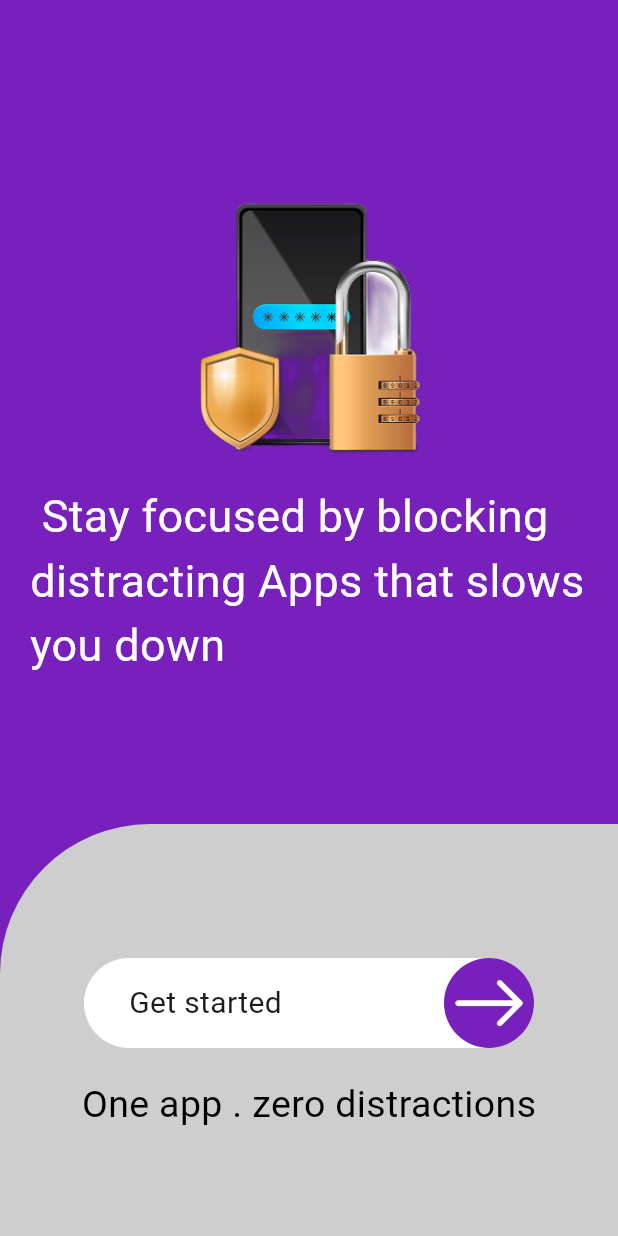
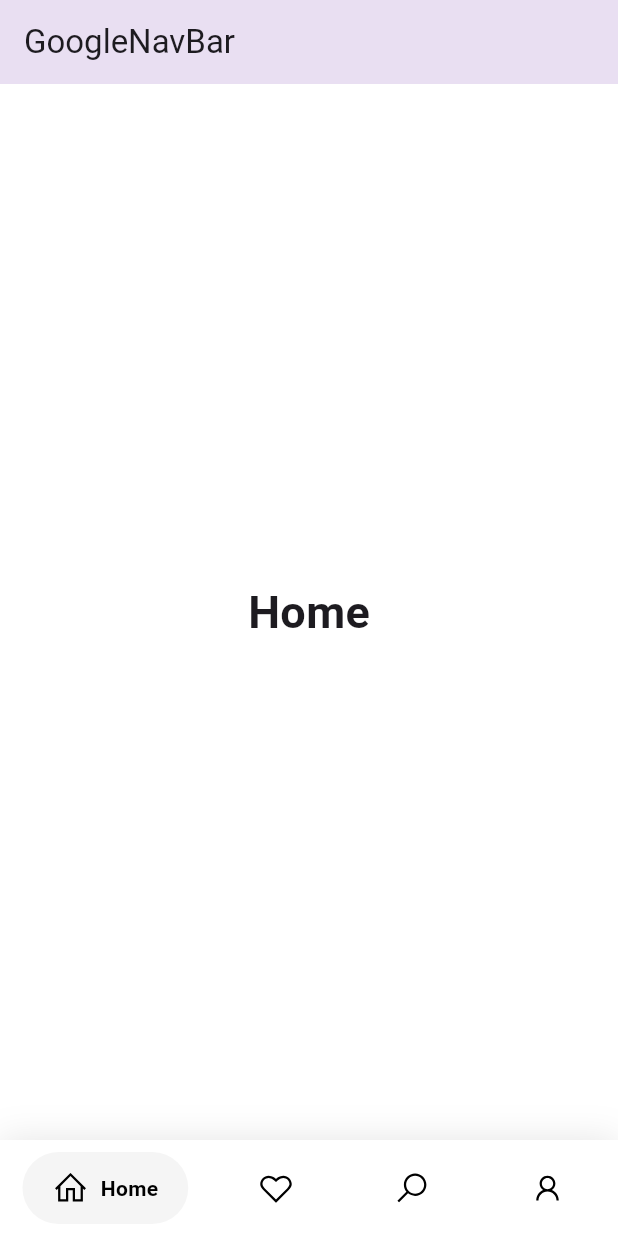
Before and after one commit to NewtonMaluvana/app_blocker, a Flutter app: the screen it shows after launch, on a phone screen of 412 x 824 dp. Run offline on Flutter 3.47's test engine with Material 3 defaults, Android fonts, the phone set to English and light mode, and no system bars; drawn by our look-alikes of google_nav_bar; our stand-ins replace line_icons; missing offline and left inert: floaty_nav_bar, flutter_floating_bottom_bar.

Commit message:
adding nav bar

```diff
--- a/lib/constants/colors.dart
+++ b/lib/constants/colors.dart
@@ -3,7 +3,7 @@ import 'package:flutter/material.dart';
 class color {
   static const Color bgColor = Color.fromARGB(255, 206, 206, 206);
   static const Color bgColor2 = Color.fromARGB(255, 255, 255, 255);
-  static const Color btnColor = Color.fromARGB(255, 120, 32, 187);
+  static const Color btnColor = Color.fromARGB(255, 18, 72, 179);
   static const Color colorText = Color.fromARGB(255, 255, 255, 255);
   static const Color colorText2 = Color.fromARGB(255, 194, 194, 194);
 }
--- a/lib/main.dart
+++ b/lib/main.dart
@@ -1,7 +1,85 @@
 import 'package:app_blocker/welcome_page.dart';
 import 'package:flutter/cupertino.dart';
 import 'package:flutter/material.dart';
+import 'package:flutter_floating_bottom_bar/flutter_floating_bottom_bar.dart';
+import 'package:floaty_nav_bar/floaty_nav_bar.dart';
+import 'package:google_nav_bar/google_nav_bar.dart';
+import 'package:line_icons/line_icons.dart';
+// void main() {
+//   runApp(WelcomePage());
+// }
 
-void main() {
-  runApp(WelcomePage());
+void main() => runApp(
+  MaterialApp(
+    builder: (context, child) {
+      return Directionality(textDirection: TextDirection.ltr, child: child!);
+    },
+    title: 'GNav',
+    theme: ThemeData(primaryColor: Colors.grey[800]),
+    home: Example(),
+  ),
+);
+
+class Example extends StatefulWidget {
+  @override
+  _ExampleState createState() => _ExampleState();
 }
+
+class _ExampleState extends State<Example> {
+  int _selectedIndex = 0;
+  static const TextStyle optionStyle = TextStyle(
+    fontSize: 30,
+    fontWeight: FontWeight.w600,
+  );
+  static const List<Widget> _widgetOptions = <Widget>[
+    Text('Home', style: optionStyle),
+    Text('Likes', style: optionStyle),
+    Text('Search', style: optionStyle),
+    Text('Profile', style: optionStyle),
+  ];
+
+  @override
+  Widget build(BuildContext context) {
+    return Scaffold(
+      backgroundColor: Colors.white,
+      appBar: AppBar(elevation: 20, title: const Text('GoogleNavBar')),
+      body: Center(child: _widgetOptions.elementAt(_selectedIndex)),
+      bottomNavigationBar: Container(
+        decoration: BoxDecoration(
+          color: Colors.white,
+          boxShadow: [
+            BoxShadow(blurRadius: 20, color: Colors.black.withOpacity(.1)),
+          ],
+        ),
+        child: SafeArea(
+          child: Padding(
+            padding: const EdgeInsets.symmetric(horizontal: 15.0, vertical: 8),
+            child: GNav(
+              rippleColor: Colors.grey[300]!,
+              hoverColor: Colors.grey[100]!,
+              gap: 8,
+              activeColor: Colors.black,
+              iconSize: 24,
+              padding: EdgeInsets.symmetric(horizontal: 20, vertical: 12),
+              duration: Duration(milliseconds: 400),
+              tabBackgroundColor: Colors.grey[100]!,
+              color: Colors.black,
+              tabs: [
+                GButton(icon: LineIcons.home, text: 'Home'),
+                GButton(icon: LineIcons.heart, text: 'Likes'),
+                GButton(icon: LineIcons.search, text: 'Search'),
+                GButton(icon: LineIcons.user, text: 'Profile'),
+              ],
+              selectedIndex: _selectedIndex,
+              onTabChange: (index) {
+                setState(() {
+                  _selectedIndex = index;
+                });
+              },
+            ),
+          ),
+        ),
+      ),
+    );
+  }
+}
--- a/pubspec.yaml
+++ b/pubspec.yaml
@@ -35,6 +35,9 @@ dependencies:
   # Use with the CupertinoIcons class for iOS style icons.
   cupertino_icons: ^1.0.8
   flutter_floating_bottom_bar: ^1.4.0
+  floaty_nav_bar: ^1.0.2
+  google_nav_bar: ^5.0.7
+  line_icons: ^2.0.3
 
 dev_dependencies:
   flutter_test:
```
Also changed, not shown: pubspec.lock.
